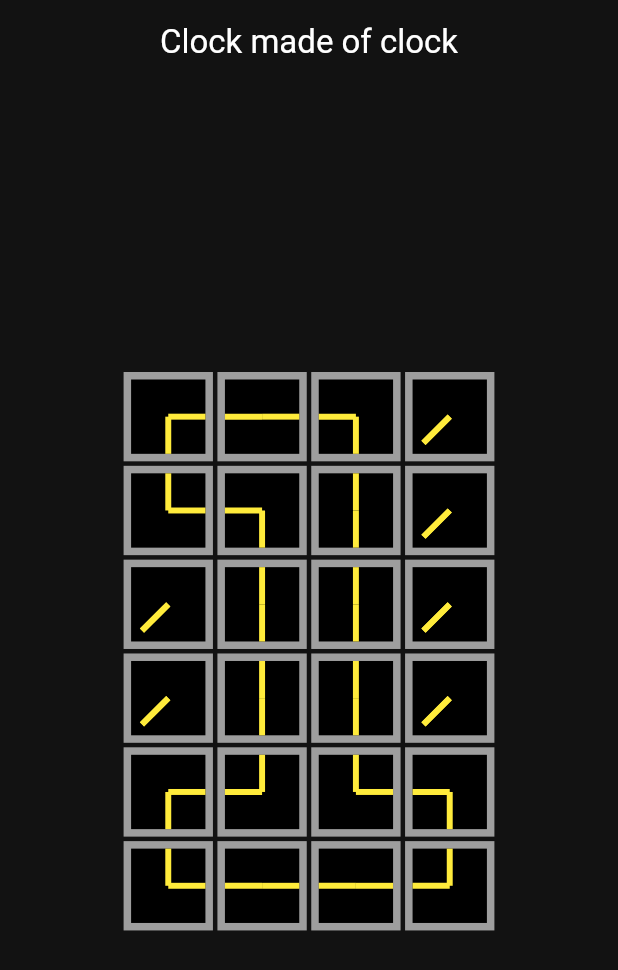
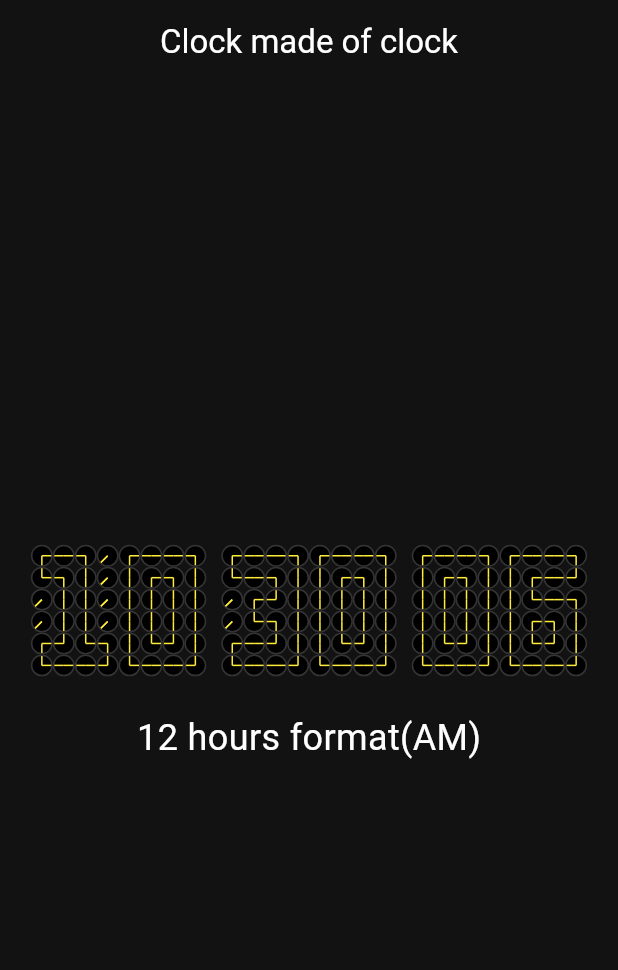
Before and after one commit to Crisxzu/clock-of-clocks-flutter, a Flutter app: the screen it shows after launch, on a phone screen of 412 x 824 dp. Shown: the top 970 px of the screen. Run offline on Flutter 3.47's test engine with Material 3 defaults, Android fonts, the phone set to English and light mode, and no system bars.

Commit message:
feat: enhance clock functionality with user language support and 24-hour format detection

```diff
--- a/lib/common/utils.dart
+++ b/lib/common/utils.dart
@@ -1,4 +1,8 @@
+import 'dart:ui';
+
 import 'package:clock_app/common/constants.dart';
+import 'package:flutter/cupertino.dart';
+import 'package:intl/intl.dart';
 
 List<List<double>>? getAngleFromDigit(int digit) {
  List<String>? positions = digitMap[digit.toString()];
@@ -17,3 +21,16 @@ List<List<double>>? getAngleFromDigit(int digit) {
 
  return angles;
 }
+
+Locale getUserLanguage(BuildContext context) {
+  return Localizations.localeOf(context);
+}
+
+String getHour(DateTime dateTime, Locale locale) {
+  final formatter = DateFormat('jms', locale.toString());
+  return formatter.format(dateTime);
+}
+
+bool is24HourFormat(BuildContext context) {
+  return MediaQuery.of(context).alwaysUse24HourFormat;
+}
--- a/lib/home/home_page.dart
+++ b/lib/home/home_page.dart
@@ -1,10 +1,59 @@
+import 'dart:async';
+
+import 'package:clock_app/common/utils.dart';
 import 'package:clock_app/home/widgets/digit.dart';
 import 'package:flutter/material.dart';
 
-class HomePage extends StatelessWidget {
+class HomePage extends StatefulWidget {
   const HomePage({
     super.key
   });
+
+  @override
+  State<HomePage> createState() => _HomePageState();
+}
+
+class _HomePageState extends State<HomePage> {
+  List<String> parts = [];
+  Timer? _timer;
+  bool is24HFormat = true;
+  String symbol = "";
+
+  @override
+  void initState() {
+    // TODO: implement initState
+    super.initState();
+  }
+
+  @override
+  void didChangeDependencies() {
+    super.didChangeDependencies();
+    is24HFormat = is24HourFormat(context);
+    _timer = Timer.periodic(Duration(seconds: 1), (timer) async {
+      updateHour();
+    });
+  }
+
+  void updateHour() {
+    final nowDate = DateTime.now();
+    String hourStr = getHour(nowDate, getUserLanguage(context));
+    bool is24HFormat = is24HourFormat(context);
+
+    if(!is24HFormat) {
+      final temp = hourStr.substring(0, hourStr.length - 3);
+      symbol = hourStr.substring(temp.length+1);
+    }
+
+    setState(() {
+      parts = hourStr.split(':');
+    });
+  }
+
+  @override
+  void dispose() {
+    _timer?.cancel();
+    super.dispose();
+  }
 
   @override
   Widget build(BuildContext context) {
@@ -16,11 +65,51 @@ class HomePage extends StatelessWidget {
       body: Center(
         child: OrientationBuilder(
           builder: (context, orientation) {
+
             return FractionallySizedBox(
-              widthFactor: orientation == Orientation.portrait ? 0.6 : 0.2,
-              heightFactor: orientation == Orientation.portrait ? 0.5 : 1,
-              alignment: FractionalOffset.center,
-              child: Digit(value: 1),
+              widthFactor: orientation == Orientation.portrait ? 0.9 : 0.75,
+              heightFactor: orientation == Orientation.portrait ? 0.2 : 0.85,
+              child: Column(
+                children: [
+                  Flexible(
+                    child: Row(
+                      spacing: orientation == Orientation.portrait ? 10 : 20,
+                      children: [
+                        ...[
+                          for(int i = 0; i < parts.length; i++)
+                            Flexible(
+                              child: Row(
+                              children: [
+                                  Flexible(
+                                    child: Digit(
+                                      value: int.parse(parts[i][0]),
+                                      orientation: orientation,
+                                    )
+                                  ),
+                                  Flexible(
+                                    child: Digit(
+                                      value: int.parse(parts[i][1]),
+                                      orientation: orientation,
+                                    )
+                                  )
+                                ],
+                              ),
+                            )
+                        ]
+                      ],
+                    ),
+                  ),
+                  Padding(
+                    padding: const EdgeInsets.all(8.0),
+                    child: Text(
+                      is24HFormat ? "24 hours format" : "12 hours format($symbol)",
+                      style: TextStyle(
+                        fontSize: 24
+                      ),
+                    ),
+                  )
+                ],
+              ),
             );
           },
         ),
--- a/lib/home/widgets/clock.dart
+++ b/lib/home/widgets/clock.dart
@@ -6,7 +6,7 @@ class Clock extends StatelessWidget {
     this.firstNeedleTurns = 3/8,
     this.secondNeedleTurns = 3/8,
     this.needleTurns,
-    this.duration = const Duration(seconds: 1)
+    this.duration = const Duration(milliseconds: 500)
   });
 
   double firstNeedleTurns;
@@ -28,7 +28,8 @@ class Clock extends StatelessWidget {
     return Container(
       decoration: BoxDecoration(
           color: Colors.black,
-          border: Border.all(width: 5, color: Colors.grey)
+          border: Border.all(width: 1, color: Color.fromRGBO(52, 52, 52, 1)),
+          borderRadius: BorderRadius.circular(24)
       ),
       child: Stack(
         children: [
--- a/lib/home/widgets/digit.dart
+++ b/lib/home/widgets/digit.dart
@@ -8,10 +8,12 @@ import 'clock.dart';
 class Digit extends StatelessWidget {
   Digit({
     super.key,
-    required this.value
+    required this.value,
+    required this.orientation,
   });
 
   int value;
+  final Orientation orientation;
 
   @override
   Widget build(BuildContext context) {
@@ -21,8 +23,8 @@ class Digit extends StatelessWidget {
     return GridView.count(
       primary: false,
       crossAxisCount: 4,
-      crossAxisSpacing: 3,
-      mainAxisSpacing: 3,
+      crossAxisSpacing: orientation == Orientation.portrait ? 0 : 3,
+      mainAxisSpacing: orientation == Orientation.portrait ? 0 : 3,
       children: [
         ...[
           for(int i = 0; i < angles!.length; i++)
--- a/pubspec.yaml
+++ b/pubspec.yaml
@@ -34,6 +34,7 @@ dependencies:
   # The following adds the Cupertino Icons font to your application.
   # Use with the CupertinoIcons class for iOS style icons.
   cupertino_icons: ^1.0.8
+  intl: ^0.20.2
 
 dev_dependencies:
   flutter_test:
```
Also changed, not shown: pubspec.lock.
